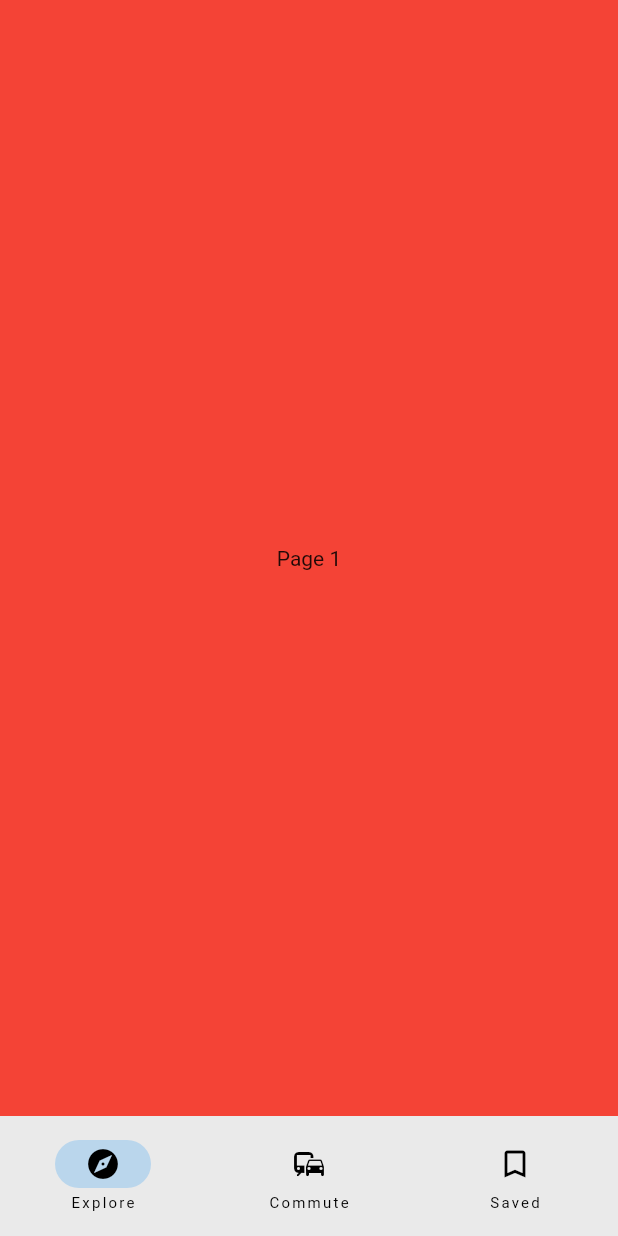
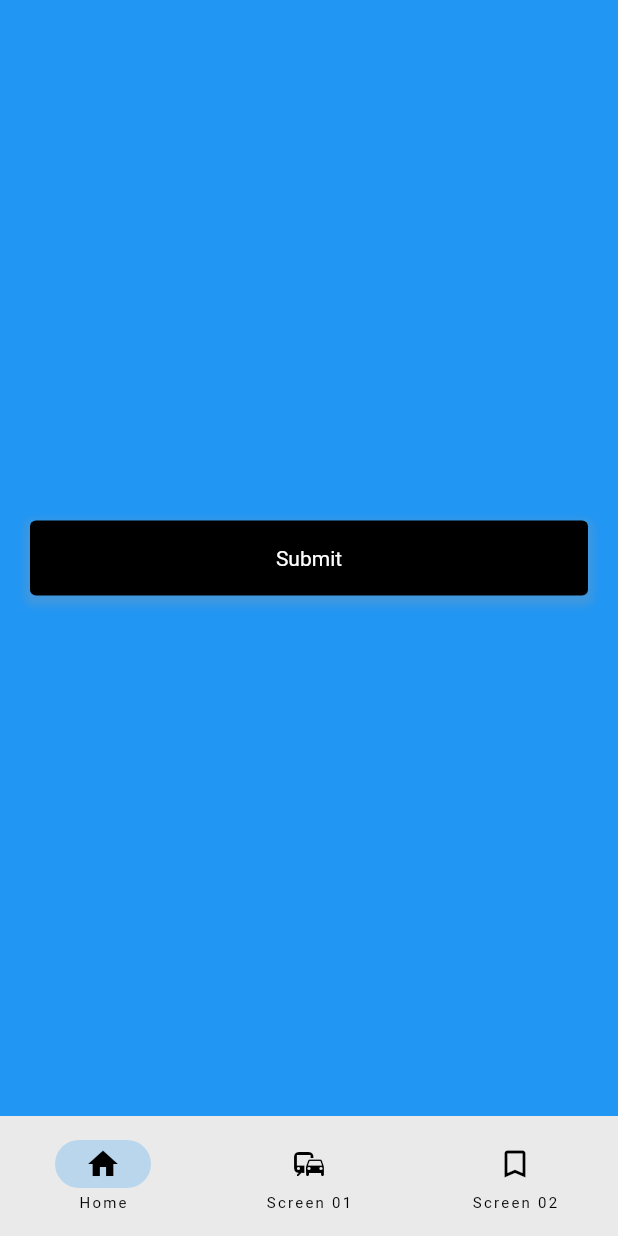
Before and after one commit to ima17/flutter_navigation_screen, a Flutter app: the screen it shows after launch, on a phone screen of 412 x 824 dp. Run offline on Flutter 3.47's test engine with Material 2 defaults, Android fonts, the light colour scheme and no system bars.

Commit message:
Add UI changes

```diff
--- a/lib/main.dart
+++ b/lib/main.dart
@@ -12,11 +12,12 @@ class MyApp extends StatelessWidget {
   @override
   Widget build(BuildContext context) {
     return MaterialApp(
+      debugShowCheckedModeBanner: false,
       title: 'Flutter Demo',
       theme: ThemeData(
         primarySwatch: Colors.blue,
       ),
-      home: const NavigationScreen(title: 'Flutter Demo Home Page'),
+      home: const NavigationScreen(index: 0,),
     );
   }
 }
--- /dev/null
+++ b/lib/screens/home_screen.dart
@@ -0,0 +1,35 @@
+import 'package:flutter/material.dart';
+import 'package:flutter_navigation_screen/screens/navigation_screen.dart';
+import 'package:flutter_navigation_screen/widgets/button_widget.dart';
+
+class HomeScreen extends StatelessWidget {
+  const HomeScreen({Key? key}) : super(key: key);
+
+  @override
+  Widget build(BuildContext context) {
+    return Scaffold(
+      backgroundColor: Colors.blue,
+      body: Column(
+        mainAxisAlignment: MainAxisAlignment.center,
+        children: [
+          GestureDetector(
+            child: Container(
+                padding: const EdgeInsets.symmetric(
+                  horizontal: 20.0,
+                ),
+                child: const ButtonWidget()),
+            onTap: () {
+              Navigator.push(
+                context,
+                MaterialPageRoute(
+                    builder: (context) => const NavigationScreen(
+                          index: 1,
+                        )),
+              );
+            },
+          ),
+        ],
+      ),
+    );
+  }
+}
--- a/lib/screens/navigation_screen.dart
+++ b/lib/screens/navigation_screen.dart
@@ -1,9 +1,12 @@
 import 'package:flutter/material.dart';
+import 'package:flutter_navigation_screen/screens/home_screen.dart';
+import 'package:flutter_navigation_screen/screens/screen_1.dart';
+import 'package:flutter_navigation_screen/screens/screen_2.dart';
 
 class NavigationScreen extends StatefulWidget {
-  const NavigationScreen({Key? key, required this.title}) : super(key: key);
+  const NavigationScreen({Key? key, required this.index}) : super(key: key);
 
-  final String title;
+  final int index;
 
   @override
   State<NavigationScreen> createState() => _NavigationScreenState();
@@ -11,6 +14,16 @@ class NavigationScreen extends StatefulWidget {
 
 class _NavigationScreenState extends State<NavigationScreen> {
   int currentPageIndex = 0;
+
+  @override
+  void initState() {
+    super.initState();
+    if (widget.index != currentPageIndex) {
+      setState(() {
+        currentPageIndex = widget.index;
+      });
+    }
+  }
 
   @override
   Widget build(BuildContext context) {
@@ -24,36 +37,24 @@ class _NavigationScreenState extends State<NavigationScreen> {
         selectedIndex: currentPageIndex,
         destinations: const <Widget>[
           NavigationDestination(
-            icon: Icon(Icons.explore),
-            label: 'Explore',
+            icon: Icon(Icons.home),
+            label: 'Home',
           ),
           NavigationDestination(
             icon: Icon(Icons.commute),
-            label: 'Commute',
+            label: 'Screen 01',
           ),
           NavigationDestination(
             selectedIcon: Icon(Icons.bookmark),
             icon: Icon(Icons.bookmark_border),
-            label: 'Saved',
+            label: 'Screen 02',
           ),
         ],
       ),
       body: <Widget>[
-        Container(
-          color: Colors.red,
-          alignment: Alignment.center,
-          child: const Text('Page 1'),
-        ),
-        Container(
-          color: Colors.green,
-          alignment: Alignment.center,
-          child: const Text('Page 2'),
-        ),
-        Container(
-          color: Colors.blue,
-          alignment: Alignment.center,
-          child: const Text('Page 3'),
-        ),
+        const HomeScreen(),
+        const Screen1(),
+        const Screen2(),
       ][currentPageIndex],
     );
   }
--- /dev/null
+++ b/lib/screens/screen_1.dart
@@ -0,0 +1,12 @@
+import 'package:flutter/material.dart';
+
+class Screen2 extends StatelessWidget {
+  const Screen2({Key? key}) : super(key: key);
+
+  @override
+  Widget build(BuildContext context) {
+    return const Scaffold(
+      backgroundColor: Colors.red,
+    );
+  }
+}
--- /dev/null
+++ b/lib/screens/screen_2.dart
@@ -0,0 +1,12 @@
+import 'package:flutter/material.dart';
+
+class Screen1 extends StatelessWidget {
+  const Screen1({Key? key}) : super(key: key);
+
+  @override
+  Widget build(BuildContext context) {
+    return const Scaffold(
+      backgroundColor: Colors.yellow,
+    );
+  }
+}
```
